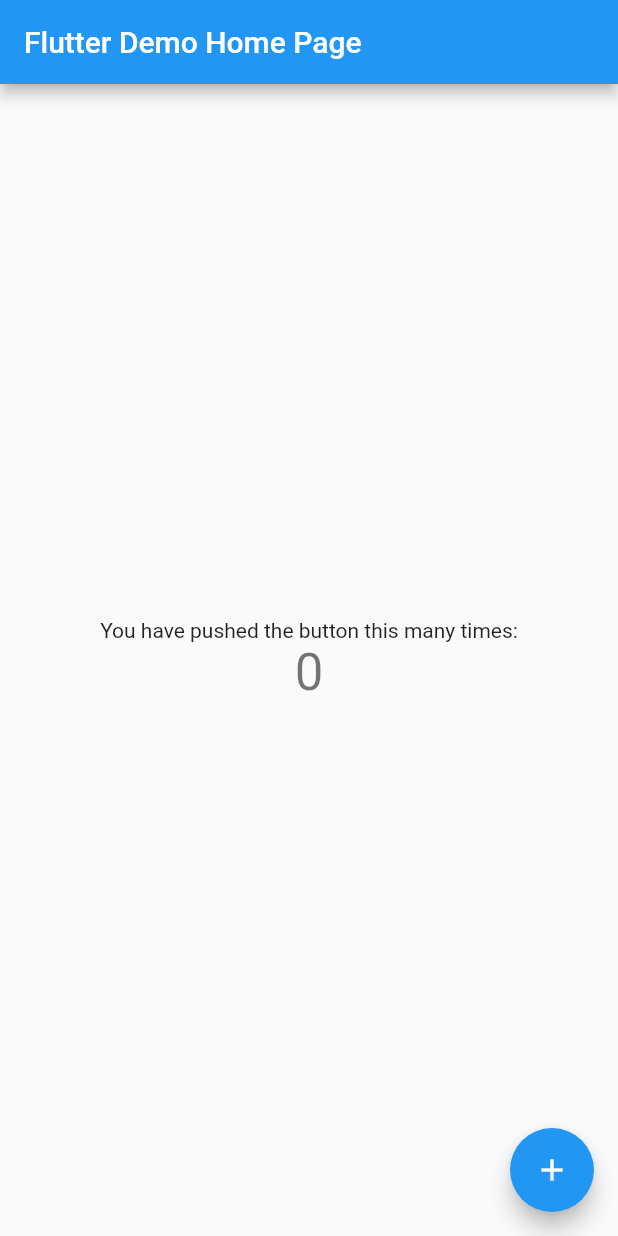
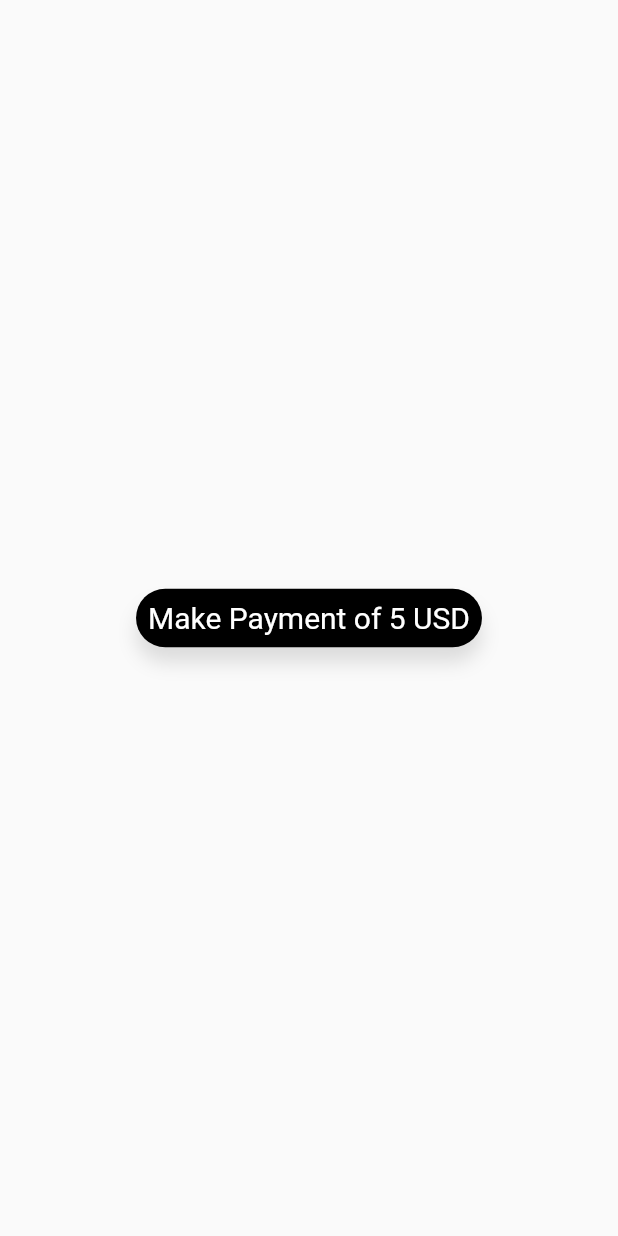
Before and after one commit to abhishek-joflee/stripe_demo, a Flutter app: the screen it shows after launch, on a phone screen of 412 x 824 dp. Run offline on Flutter 3.47's test engine with Material 2 defaults, Android fonts, the phone set to English and light mode, and no system bars; our stand-ins replace get; missing offline and left inert: flutter_stripe.

Commit message:
Remaining things pushed

```diff
--- a/lib/main.dart
+++ b/lib/main.dart
@@ -1,67 +1,24 @@
 import 'package:flutter/material.dart';
+import 'package:flutter_stripe/flutter_stripe.dart';
+import 'package:get/get.dart';
+import 'package:stripe_demo/pages/home_page.dart';
 
 void main() {
-  runApp(const MyApp());
+  WidgetsFlutterBinding.ensureInitialized();
+  Stripe.publishableKey =
+      'pk_test_51LAvBISGV5ViQLmM80VhFHB70FL3roeOiMCjRfMZREwfpl7dIyYUleq0J3U0MHwSzZBKk65niBQdKTLpP8dk92O200S71ua7Jf'; // Replace with your publishable key
+  runApp(
+    GetMaterialApp(
+      initialRoute: '/',
+      //fade in transition
+      transitionDuration: const Duration(milliseconds: 500),
+      defaultTransition: Transition.fadeIn,
+      getPages: [
+        GetPage(
+          name: '/',
+          page: () => const HomePage(),
+        ),
+      ],
+    ),
+  );
 }
-
-class MyApp extends StatelessWidget {
-  const MyApp({super.key});
-
-  @override
-  Widget build(BuildContext context) {
-    return MaterialApp(
-      title: 'Flutter Demo',
-      theme: ThemeData(
-        primarySwatch: Colors.blue,
-      ),
-      home: const MyHomePage(title: 'Flutter Demo Home Page'),
-    );
-  }
-}
-
-class MyHomePage extends StatefulWidget {
-  const MyHomePage({super.key, required this.title});
-
-  final String title;
-
-  @override
-  State<MyHomePage> createState() => _MyHomePageState();
-}
-
-class _MyHomePageState extends State<MyHomePage> {
-  int _counter = 0;
-
-  void _incrementCounter() {
-    setState(() {
-      _counter++;
-    });
-  }
-
-  @override
-  Widget build(BuildContext context) {
-    return Scaffold(
-      appBar: AppBar(
-        title: Text(widget.title),
-      ),
-      body: Center(
-        child: Column(
-          mainAxisAlignment: MainAxisAlignment.center,
-          children: <Widget>[
-            const Text(
-              'You have pushed the button this many times:',
-            ),
-            Text(
-              '$_counter',
-              style: Theme.of(context).textTheme.headline4,
-            ),
-          ],
-        ),
-      ),
-      floatingActionButton: FloatingActionButton(
-        onPressed: _incrementCounter,
-        tooltip: 'Increment',
-        child: const Icon(Icons.add),
-      ),
-    );
-  }
-}
--- /dev/null
+++ b/lib/pages/home_page.dart
@@ -0,0 +1,47 @@
+import 'package:flutter/material.dart';
+import 'package:get/get.dart';
+
+import '../controller/payment_controller.dart';
+
+class HomePage extends StatelessWidget {
+  const HomePage({Key? key}) : super(key: key);
+
+  @override
+  Widget build(BuildContext context) {
+    final PaymentController controller = Get.put(PaymentController());
+    return Scaffold(
+      body: Column(
+        mainAxisAlignment: MainAxisAlignment.center,
+        children: [
+          InkWell(
+            onTap: () {
+              controller.makePayment(amount: '5', currency: 'USD');
+            },
+            child: Center(
+              child: Container(
+                decoration: BoxDecoration(
+                  color: Colors.black,
+                  borderRadius: BorderRadius.circular(20),
+                  boxShadow: const [
+                    BoxShadow(
+                      color: Colors.black12,
+                      blurRadius: 10,
+                      offset: Offset(0, 10),
+                    ),
+                  ],
+                ),
+                child: const Padding(
+                  padding: EdgeInsets.all(8.0),
+                  child: Text(
+                    'Make Payment of 5 USD',
+                    style: TextStyle(color: Colors.white, fontSize: 20),
+                  ),
+                ),
+              ),
+            ),
+          )
+        ],
+      ),
+    );
+  }
+}
--- a/pubspec.yaml
+++ b/pubspec.yaml
@@ -13,6 +13,8 @@ dependencies:
     sdk: flutter
   cupertino_icons: ^1.0.5
   flutter_stripe: ^5.0.0
+  get: ^4.6.5
+  http: ^0.13.5
 
 dev_dependencies:
   flutter_test:
```
Also changed, not shown: lib/controller/payment_controller.dart (added, +83 -0 lines), pubspec.lock, 7 other files.
